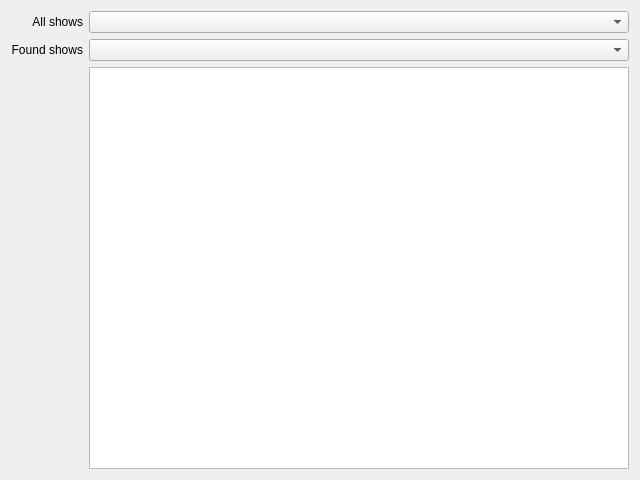
Above: KEpShow.ui from belkiss/KEpShow before the change. Below: the same form after it.
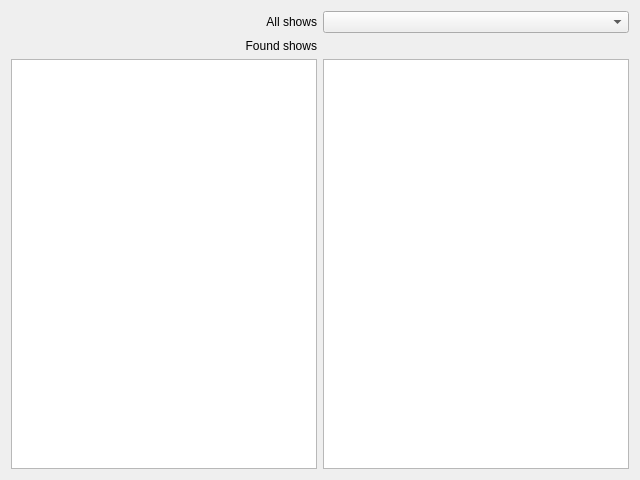
That is the form after the change.

Commit message: * Replace combobox by listview

Diff of the .ui file:
```diff
--- a/KEpShow.ui
+++ b/KEpShow.ui
@@ -53,9 +53,6 @@
          </property>
         </widget>
        </item>
-       <item row="1" column="1">
-        <widget class="QComboBox" name="found_tv_shows"/>
-       </item>
        <item row="2" column="1">
         <widget class="QTableView" name="tableView">
          <property name="frameShape">
@@ -81,6 +78,9 @@
          </attribute>
         </widget>
        </item>
+       <item row="2" column="0">
+        <widget class="QListView" name="found_tv_shows"/>
+       </item>
       </layout>
      </item>
     </layout>
```
The commit also changes 1 other file.
